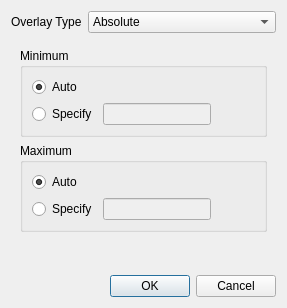
Old version of the form src/overlaysettingsdlg.ui in the repository AdamMajer/bshouty-lung-model.
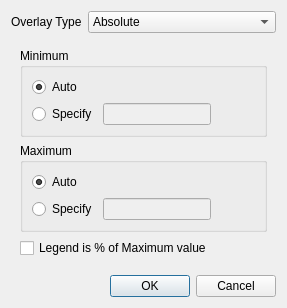
New version of the form.

Commit message:
Increase overlay division count to 20 and add % of max absolute scale
In the absolute overlay, it is sometimes helpful to view the results
as fraction of maximal value.

Diff of the .ui file:
```diff
--- a/src/overlaysettingsdlg.ui
+++ b/src/overlaysettingsdlg.ui
@@ -134,6 +134,13 @@
          </layout>
         </widget>
        </item>
+       <item>
+        <widget class="QCheckBox" name="percent_absolute_scale_checkbox">
+         <property name="text">
+          <string>Legend is % of Maximum value</string>
+         </property>
+        </widget>
+       </item>
        <item>
         <spacer name="verticalSpacer">
          <property name="orientation">
```
The commit also changes 4 other files.
